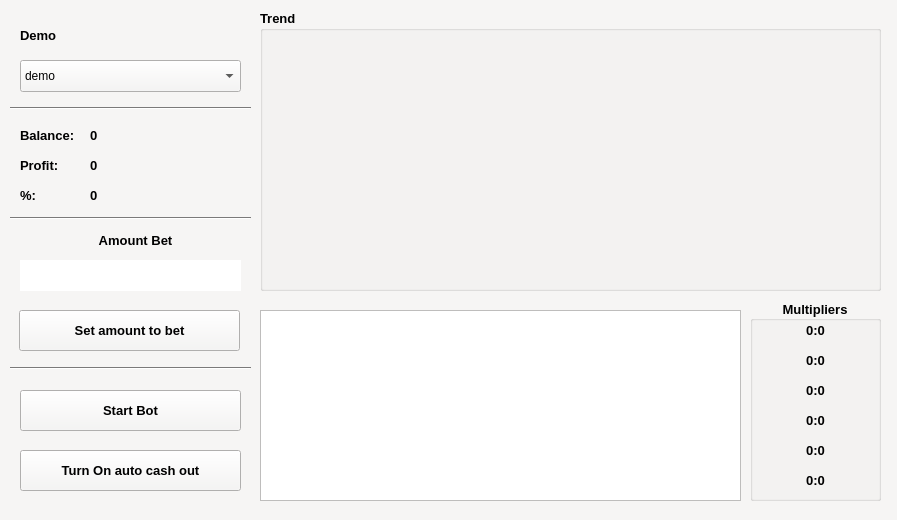
bikerlfh/crashbot, file apps/gui/resources/ui/console.ui: the form before one commit.
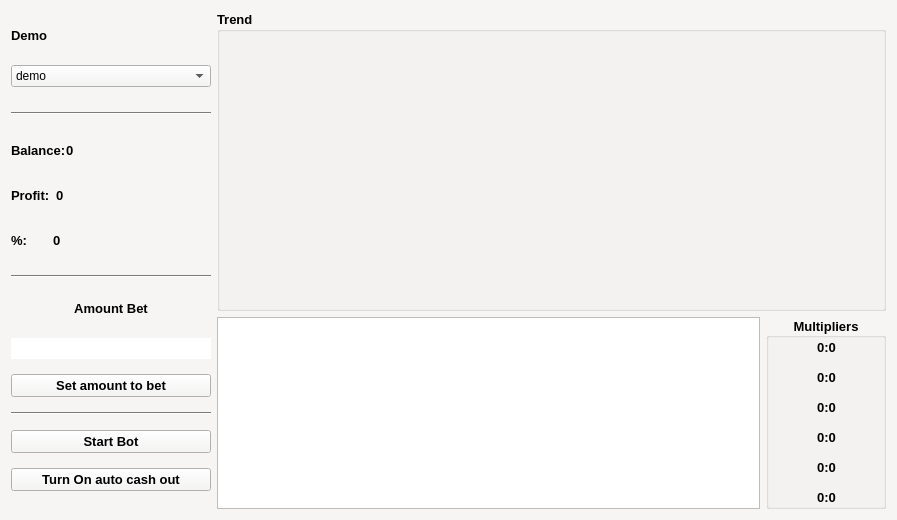
The form after the commit.

Commit message: add console responsive

```diff
--- a/apps/gui/resources/ui/console.ui
+++ b/apps/gui/resources/ui/console.ui
@@ -12,8 +12,8 @@
   </property>
   <property name="minimumSize">
    <size>
-    <width>897</width>
-    <height>520</height>
+    <width>200</width>
+    <height>200</height>
    </size>
   </property>
   <property name="maximumSize">
@@ -470,38 +470,38 @@
   <property name="inputMethodHints">
    <set>Qt::ImhPreferNumbers</set>
   </property>
-  <widget class="QPushButton" name="btn_set_max_amount">
-   <property name="geometry">
-    <rect>
-     <x>19</x>
-     <y>310</y>
-     <width>221</width>
-     <height>41</height>
-    </rect>
-   </property>
-   <property name="font">
-    <font>
-     <family>Arial</family>
-     <pointsize>10</pointsize>
-     <bold>true</bold>
-    </font>
-   </property>
-   <property name="cursor">
-    <cursorShape>PointingHandCursor</cursorShape>
-   </property>
-   <property name="text">
-    <string>Set amount to bet</string>
-   </property>
-  </widget>
-  <widget class="QPushButton" name="btn_auto_bet">
-   <property name="geometry">
-    <rect>
-     <x>20</x>
-     <y>390</y>
-     <width>221</width>
-     <height>41</height>
-    </rect>
-   </property>
+  <layout class="QHBoxLayout" name="horizontalLayout">
+   <item>
+    <layout class="QVBoxLayout" name="verticalLayout">
+     <property name="spacing">
+      <number>-1</number>
+     </property>
+     <property name="sizeConstraint">
+      <enum>QLayout::SetDefaultConstraint</enum>
+     </property>
+     <property name="rightMargin">
+      <number>0</number>
+     </property>
+     <item>
+      <widget class="QLabel" name="lbl_home_bet">
+       <property name="sizePolicy">
+        <sizepolicy hsizetype="Fixed" vsizetype="Fixed">
+         <horstretch>1</horstretch>
+         <verstretch>0</verstretch>
+        </sizepolicy>
+       </property>
+       <property name="minimumSize">
+        <size>
+         <width>200</width>
+         <height>30</height>
+        </size>
+       </property>
+       <property name="maximumSize">
+        <size>
+         <width>200</width>
+         <height>30</height>
+        </size>
+       </property>
    <property name="font">
     <font>
      <family>Arial</family>
@@ -509,50 +509,83 @@
      <bold>true</bold>
     </font>
    </property>
-   <property name="cursor">
-    <cursorShape>PointingHandCursor</cursorShape>
-   </property>
-   <property name="toolTip">
-    <string extracomment="turn on/of auto bet"/>
-   </property>
+       <property name="text">
+        <string>Demo</string>
+       </property>
+      </widget>
+     </item>
+     <item>
+      <widget class="QComboBox" name="cmb_bot">
+       <property name="sizePolicy">
+        <sizepolicy hsizetype="Minimum" vsizetype="Fixed">
+         <horstretch>0</horstretch>
+         <verstretch>0</verstretch>
+        </sizepolicy>
+       </property>
+       <item>
    <property name="text">
-    <string>Start Bot</string>
-   </property>
-   <property name="checkable">
-    <bool>true</bool>
-   </property>
-  </widget>
-  <widget class="QLabel" name="label">
-   <property name="geometry">
-    <rect>
-     <x>30</x>
-     <y>230</y>
-     <width>211</width>
-     <height>20</height>
-    </rect>
-   </property>
-   <property name="font">
-    <font>
-     <family>Arial</family>
-     <pointsize>10</pointsize>
-     <bold>true</bold>
-    </font>
-   </property>
-   <property name="text">
-    <string>Amount Bet</string>
-   </property>
-   <property name="alignment">
-    <set>Qt::AlignCenter</set>
-   </property>
-  </widget>
+         <string>demo</string>
+        </property>
+       </item>
+      </widget>
+     </item>
+     <item>
+      <spacer name="verticalSpacer_3">
+       <property name="orientation">
+        <enum>Qt::Vertical</enum>
+       </property>
+       <property name="sizeType">
+        <enum>QSizePolicy::Fixed</enum>
+       </property>
+       <property name="sizeHint" stdset="0">
+        <size>
+         <width>20</width>
+         <height>10</height>
+        </size>
+       </property>
+      </spacer>
+     </item>
+     <item>
+      <widget class="Line" name="line_4">
+       <property name="sizePolicy">
+        <sizepolicy hsizetype="Minimum" vsizetype="Fixed">
+         <horstretch>1</horstretch>
+         <verstretch>0</verstretch>
+        </sizepolicy>
+       </property>
+       <property name="orientation">
+        <enum>Qt::Horizontal</enum>
+       </property>
+      </widget>
+     </item>
+     <item>
+      <spacer name="verticalSpacer_2">
+       <property name="orientation">
+        <enum>Qt::Vertical</enum>
+       </property>
+       <property name="sizeType">
+        <enum>QSizePolicy::Fixed</enum>
+       </property>
+       <property name="sizeHint" stdset="0">
+        <size>
+         <width>20</width>
+         <height>5</height>
+        </size>
+       </property>
+      </spacer>
+     </item>
+     <item>
+      <layout class="QHBoxLayout" name="horizontalLayout_4" stretch="0,0">
+       <property name="spacing">
+        <number>0</number>
+       </property>
+       <item>
   <widget class="QLabel" name="label_2">
-   <property name="geometry">
-    <rect>
-     <x>20</x>
-     <y>120</y>
-     <width>71</width>
-     <height>30</height>
-    </rect>
+         <property name="sizePolicy">
+          <sizepolicy hsizetype="Preferred" vsizetype="Preferred">
+           <horstretch>0</horstretch>
+           <verstretch>0</verstretch>
+          </sizepolicy>
    </property>
    <property name="font">
     <font>
@@ -565,55 +598,44 @@
     <string>Balance:</string>
    </property>
   </widget>
+       </item>
+       <item>
   <widget class="QLabel" name="lbl_balance">
-   <property name="geometry">
-    <rect>
-     <x>90</x>
-     <y>120</y>
-     <width>151</width>
-     <height>30</height>
-    </rect>
-   </property>
-   <property name="font">
-    <font>
-     <family>Arial</family>
-     <pointsize>10</pointsize>
-     <bold>true</bold>
-    </font>
-   </property>
-   <property name="text">
-    <string>0</string>
-   </property>
-  </widget>
-  <widget class="QLabel" name="lbl_profit">
-   <property name="geometry">
-    <rect>
-     <x>90</x>
-     <y>150</y>
-     <width>151</width>
+         <property name="sizePolicy">
+          <sizepolicy hsizetype="Preferred" vsizetype="Fixed">
+           <horstretch>1</horstretch>
+           <verstretch>0</verstretch>
+          </sizepolicy>
+         </property>
+         <property name="minimumSize">
+          <size>
+           <width>0</width>
      <height>30</height>
-    </rect>
+          </size>
    </property>
    <property name="font">
     <font>
      <family>Arial</family>
      <pointsize>10</pointsize>
      <bold>true</bold>
-     <kerning>true</kerning>
     </font>
    </property>
    <property name="text">
     <string>0</string>
    </property>
   </widget>
+       </item>
+      </layout>
+     </item>
+     <item>
+      <layout class="QHBoxLayout" name="horizontalLayout_3">
+       <item>
   <widget class="QLabel" name="label_4">
-   <property name="geometry">
-    <rect>
-     <x>20</x>
-     <y>150</y>
-     <width>71</width>
-     <height>30</height>
-    </rect>
+         <property name="sizePolicy">
+          <sizepolicy hsizetype="Preferred" vsizetype="Preferred">
+           <horstretch>0</horstretch>
+           <verstretch>0</verstretch>
+          </sizepolicy>
    </property>
    <property name="font">
     <font>
@@ -626,34 +648,157 @@
     <string>Profit:</string>
    </property>
   </widget>
-  <widget class="QLabel" name="lbl_home_bet">
-   <property name="geometry">
-    <rect>
-     <x>20</x>
-     <y>20</y>
-     <width>221</width>
+       </item>
+       <item>
+        <widget class="QLabel" name="lbl_profit">
+         <property name="sizePolicy">
+          <sizepolicy hsizetype="Preferred" vsizetype="Fixed">
+           <horstretch>1</horstretch>
+           <verstretch>0</verstretch>
+          </sizepolicy>
+         </property>
+         <property name="minimumSize">
+          <size>
+           <width>0</width>
      <height>30</height>
-    </rect>
+          </size>
    </property>
    <property name="font">
     <font>
      <family>Arial</family>
      <pointsize>10</pointsize>
      <bold>true</bold>
+           <kerning>true</kerning>
     </font>
    </property>
    <property name="text">
-    <string>Demo</string>
-   </property>
-  </widget>
+          <string>0</string>
+         </property>
+        </widget>
+       </item>
+      </layout>
+     </item>
+     <item>
+      <layout class="QHBoxLayout" name="horizontalLayout_5">
+       <property name="spacing">
+        <number>26</number>
+       </property>
+       <property name="sizeConstraint">
+        <enum>QLayout::SetFixedSize</enum>
+       </property>
+       <item>
+        <widget class="QLabel" name="label_5">
+         <property name="sizePolicy">
+          <sizepolicy hsizetype="Preferred" vsizetype="Fixed">
+           <horstretch>0</horstretch>
+           <verstretch>0</verstretch>
+          </sizepolicy>
+         </property>
+         <property name="minimumSize">
+          <size>
+           <width>0</width>
+           <height>30</height>
+          </size>
+         </property>
+         <property name="font">
+          <font>
+           <family>Arial</family>
+           <pointsize>10</pointsize>
+           <bold>true</bold>
+          </font>
+         </property>
+         <property name="text">
+          <string>%:</string>
+         </property>
+        </widget>
+       </item>
+       <item>
+        <widget class="QLabel" name="lbl_profit_per">
+         <property name="sizePolicy">
+          <sizepolicy hsizetype="Preferred" vsizetype="Fixed">
+           <horstretch>1</horstretch>
+           <verstretch>0</verstretch>
+          </sizepolicy>
+         </property>
+         <property name="minimumSize">
+          <size>
+           <width>0</width>
+           <height>30</height>
+          </size>
+         </property>
+         <property name="font">
+          <font>
+           <family>Arial</family>
+           <pointsize>10</pointsize>
+           <bold>true</bold>
+          </font>
+         </property>
+         <property name="text">
+          <string>0</string>
+         </property>
+        </widget>
+       </item>
+      </layout>
+     </item>
+     <item>
+      <spacer name="verticalSpacer">
+       <property name="orientation">
+        <enum>Qt::Vertical</enum>
+       </property>
+       <property name="sizeType">
+        <enum>QSizePolicy::Fixed</enum>
+       </property>
+       <property name="sizeHint" stdset="0">
+        <size>
+         <width>20</width>
+         <height>5</height>
+        </size>
+       </property>
+      </spacer>
+     </item>
+     <item>
+      <widget class="Line" name="line_5">
+       <property name="orientation">
+        <enum>Qt::Horizontal</enum>
+       </property>
+      </widget>
+     </item>
+     <item>
+      <widget class="QLabel" name="label">
+       <property name="sizePolicy">
+        <sizepolicy hsizetype="Preferred" vsizetype="Fixed">
+         <horstretch>0</horstretch>
+         <verstretch>0</verstretch>
+        </sizepolicy>
+       </property>
+       <property name="minimumSize">
+        <size>
+         <width>0</width>
+         <height>30</height>
+        </size>
+       </property>
+       <property name="font">
+        <font>
+         <family>Arial</family>
+         <pointsize>10</pointsize>
+         <bold>true</bold>
+        </font>
+       </property>
+       <property name="text">
+        <string>Amount Bet</string>
+       </property>
+       <property name="alignment">
+        <set>Qt::AlignCenter</set>
+       </property>
+      </widget>
+     </item>
+     <item>
   <widget class="QLineEdit" name="txt_max_amount_to_bet">
-   <property name="geometry">
-    <rect>
-     <x>20</x>
-     <y>260</y>
-     <width>221</width>
-     <height>31</height>
-    </rect>
+       <property name="sizePolicy">
+        <sizepolicy hsizetype="Preferred" vsizetype="Fixed">
+         <horstretch>0</horstretch>
+         <verstretch>0</verstretch>
+        </sizepolicy>
    </property>
    <property name="font">
     <font>
@@ -677,71 +822,103 @@
     <bool>true</bool>
    </property>
   </widget>
-  <widget class="Line" name="line">
-   <property name="geometry">
-    <rect>
-     <x>10</x>
-     <y>100</y>
-     <width>241</width>
-     <height>16</height>
-    </rect>
-   </property>
+     </item>
+     <item>
+      <widget class="QPushButton" name="btn_set_max_amount">
    <property name="font">
     <font>
      <family>Arial</family>
      <pointsize>10</pointsize>
-    </font>
-   </property>
+         <bold>true</bold>
+        </font>
+       </property>
+       <property name="cursor">
+        <cursorShape>PointingHandCursor</cursorShape>
+       </property>
+       <property name="text">
+        <string>Set amount to bet</string>
+       </property>
+      </widget>
+     </item>
+     <item>
+      <widget class="Line" name="line_6">
    <property name="orientation">
     <enum>Qt::Horizontal</enum>
    </property>
   </widget>
-  <widget class="Line" name="line_2">
-   <property name="geometry">
-    <rect>
-     <x>10</x>
-     <y>210</y>
-     <width>241</width>
-     <height>16</height>
-    </rect>
+     </item>
+     <item>
+      <widget class="QPushButton" name="btn_auto_bet">
+       <property name="sizePolicy">
+        <sizepolicy hsizetype="Minimum" vsizetype="Fixed">
+         <horstretch>0</horstretch>
+         <verstretch>0</verstretch>
+        </sizepolicy>
    </property>
    <property name="font">
     <font>
      <family>Arial</family>
      <pointsize>10</pointsize>
-    </font>
-   </property>
-   <property name="orientation">
-    <enum>Qt::Horizontal</enum>
-   </property>
-  </widget>
-  <widget class="Line" name="line_3">
-   <property name="geometry">
-    <rect>
-     <x>10</x>
-     <y>360</y>
-     <width>241</width>
-     <height>16</height>
-    </rect>
-   </property>
+         <bold>true</bold>
+        </font>
+       </property>
+       <property name="cursor">
+        <cursorShape>PointingHandCursor</cursorShape>
+       </property>
+       <property name="toolTip">
+        <string extracomment="turn on/of auto bet"/>
+       </property>
+       <property name="text">
+        <string>Start Bot</string>
+       </property>
+       <property name="checkable">
+        <bool>true</bool>
+       </property>
+      </widget>
+     </item>
+     <item>
+      <widget class="QPushButton" name="btn_auto_cash_out">
    <property name="font">
     <font>
      <family>Arial</family>
      <pointsize>10</pointsize>
-    </font>
-   </property>
-   <property name="orientation">
-    <enum>Qt::Horizontal</enum>
-   </property>
-  </widget>
+         <bold>true</bold>
+        </font>
+       </property>
+       <property name="cursor">
+        <cursorShape>PointingHandCursor</cursorShape>
+       </property>
+       <property name="toolTip">
+        <string extracomment="turn on/of auto bet"/>
+       </property>
+       <property name="text">
+        <string>Turn On auto cash out</string>
+       </property>
+       <property name="checkable">
+        <bool>true</bool>
+       </property>
+      </widget>
+     </item>
+    </layout>
+   </item>
+   <item>
+    <layout class="QVBoxLayout" name="verticalLayout_2">
+     <property name="rightMargin">
+      <number>0</number>
+     </property>
+     <item>
   <widget class="QGroupBox" name="gbox_graph">
-   <property name="geometry">
-    <rect>
-     <x>260</x>
-     <y>10</y>
-     <width>621</width>
-     <height>281</height>
-    </rect>
+       <property name="sizePolicy">
+        <sizepolicy hsizetype="Preferred" vsizetype="Preferred">
+         <horstretch>3</horstretch>
+         <verstretch>4</verstretch>
+        </sizepolicy>
+       </property>
+       <property name="minimumSize">
+        <size>
+         <width>0</width>
+         <height>0</height>
+        </size>
    </property>
    <property name="palette">
     <palette>
@@ -839,14 +1016,22 @@
     <bool>false</bool>
    </property>
   </widget>
+     </item>
+     <item>
+      <layout class="QHBoxLayout" name="horizontalLayout_7">
+       <property name="sizeConstraint">
+        <enum>QLayout::SetDefaultConstraint</enum>
+       </property>
+       <property name="rightMargin">
+        <number>0</number>
+       </property>
+       <item>
   <widget class="QListWidget" name="list_log">
-   <property name="geometry">
-    <rect>
-     <x>260</x>
-     <y>310</y>
-     <width>481</width>
-     <height>191</height>
-    </rect>
+         <property name="sizePolicy">
+          <sizepolicy hsizetype="Expanding" vsizetype="Expanding">
+           <horstretch>2</horstretch>
+           <verstretch>0</verstretch>
+          </sizepolicy>
    </property>
    <property name="font">
     <font>
@@ -858,83 +1043,20 @@
     <string>log messages</string>
    </property>
   </widget>
-  <widget class="QPushButton" name="btn_auto_cash_out">
-   <property name="geometry">
-    <rect>
-     <x>20</x>
-     <y>450</y>
-     <width>221</width>
-     <height>41</height>
-    </rect>
-   </property>
-   <property name="font">
-    <font>
-     <family>Arial</family>
-     <pointsize>10</pointsize>
-     <bold>true</bold>
-    </font>
-   </property>
-   <property name="cursor">
-    <cursorShape>PointingHandCursor</cursorShape>
-   </property>
-   <property name="toolTip">
-    <string extracomment="turn on/of auto bet"/>
-   </property>
-   <property name="text">
-    <string>Turn On auto cash out</string>
-   </property>
-   <property name="checkable">
-    <bool>true</bool>
-   </property>
-  </widget>
-  <widget class="QLabel" name="label_5">
-   <property name="geometry">
-    <rect>
-     <x>20</x>
-     <y>180</y>
-     <width>71</width>
-     <height>30</height>
-    </rect>
-   </property>
-   <property name="font">
-    <font>
-     <family>Arial</family>
-     <pointsize>10</pointsize>
-     <bold>true</bold>
-    </font>
-   </property>
-   <property name="text">
-    <string>%:</string>
-   </property>
-  </widget>
-  <widget class="QLabel" name="lbl_profit_per">
-   <property name="geometry">
-    <rect>
-     <x>90</x>
-     <y>180</y>
-     <width>151</width>
-     <height>30</height>
-    </rect>
-   </property>
-   <property name="font">
-    <font>
-     <family>Arial</family>
-     <pointsize>10</pointsize>
-     <bold>true</bold>
-    </font>
-   </property>
-   <property name="text">
-    <string>0</string>
-   </property>
-  </widget>
+       </item>
+       <item>
   <widget class="QGroupBox" name="groupBox">
-   <property name="geometry">
-    <rect>
-     <x>750</x>
-     <y>300</y>
-     <width>131</width>
-     <height>201</height>
-    </rect>
+         <property name="sizePolicy">
+          <sizepolicy hsizetype="Fixed" vsizetype="Preferred">
+           <horstretch>1</horstretch>
+           <verstretch>0</verstretch>
+          </sizepolicy>
+         </property>
+         <property name="minimumSize">
+          <size>
+           <width>120</width>
+           <height>0</height>
+          </size>
    </property>
    <property name="palette">
     <palette>
@@ -1022,9 +1144,9 @@
    <widget class="QLabel" name="lbl_mul_1">
     <property name="geometry">
      <rect>
-      <x>10</x>
+            <x>0</x>
       <y>20</y>
-      <width>111</width>
+            <width>121</width>
       <height>20</height>
      </rect>
     </property>
@@ -1048,9 +1170,9 @@
    <widget class="QLabel" name="lbl_mul_2">
     <property name="geometry">
      <rect>
-      <x>10</x>
+            <x>0</x>
       <y>50</y>
-      <width>111</width>
+            <width>121</width>
       <height>20</height>
      </rect>
     </property>
@@ -1077,9 +1199,9 @@
    <widget class="QLabel" name="lbl_mul_3">
     <property name="geometry">
      <rect>
-      <x>10</x>
+            <x>0</x>
       <y>80</y>
-      <width>111</width>
+            <width>121</width>
       <height>20</height>
      </rect>
     </property>
@@ -1103,9 +1225,9 @@
    <widget class="QLabel" name="lbl_mul_4">
     <property name="geometry">
      <rect>
-      <x>10</x>
+            <x>0</x>
       <y>110</y>
-      <width>111</width>
+            <width>121</width>
       <height>20</height>
      </rect>
     </property>
@@ -1129,9 +1251,9 @@
    <widget class="QLabel" name="lbl_mul_5">
     <property name="geometry">
      <rect>
-      <x>10</x>
+            <x>0</x>
       <y>140</y>
-      <width>111</width>
+            <width>121</width>
       <height>20</height>
      </rect>
     </property>
@@ -1155,9 +1277,9 @@
    <widget class="QLabel" name="lbl_mul_6">
     <property name="geometry">
      <rect>
-      <x>10</x>
+            <x>0</x>
       <y>170</y>
-      <width>111</width>
+            <width>121</width>
       <height>20</height>
      </rect>
     </property>
@@ -1179,40 +1301,12 @@
     </property>
    </widget>
   </widget>
-  <widget class="QComboBox" name="cmb_bot">
-   <property name="geometry">
-    <rect>
-     <x>20</x>
-     <y>60</y>
-     <width>221</width>
-     <height>32</height>
-    </rect>
-   </property>
-   <item>
-    <property name="text">
-     <string>demo</string>
-    </property>
-   </item>
-  </widget>
-  <zorder>btn_set_max_amount</zorder>
-  <zorder>btn_auto_bet</zorder>
-  <zorder>label</zorder>
-  <zorder>label_2</zorder>
-  <zorder>lbl_profit</zorder>
-  <zorder>label_4</zorder>
-  <zorder>lbl_home_bet</zorder>
-  <zorder>txt_max_amount_to_bet</zorder>
-  <zorder>line</zorder>
-  <zorder>line_2</zorder>
-  <zorder>line_3</zorder>
-  <zorder>lbl_balance</zorder>
-  <zorder>gbox_graph</zorder>
-  <zorder>list_log</zorder>
-  <zorder>btn_auto_cash_out</zorder>
-  <zorder>label_5</zorder>
-  <zorder>lbl_profit_per</zorder>
-  <zorder>groupBox</zorder>
-  <zorder>cmb_bot</zorder>
+       </item>
+      </layout>
+     </item>
+    </layout>
+   </item>
+  </layout>
  </widget>
  <resources/>
  <connections/>
```
Lines whose indentation alone changed are shown as unchanged. The commit also changes 2 other files.
